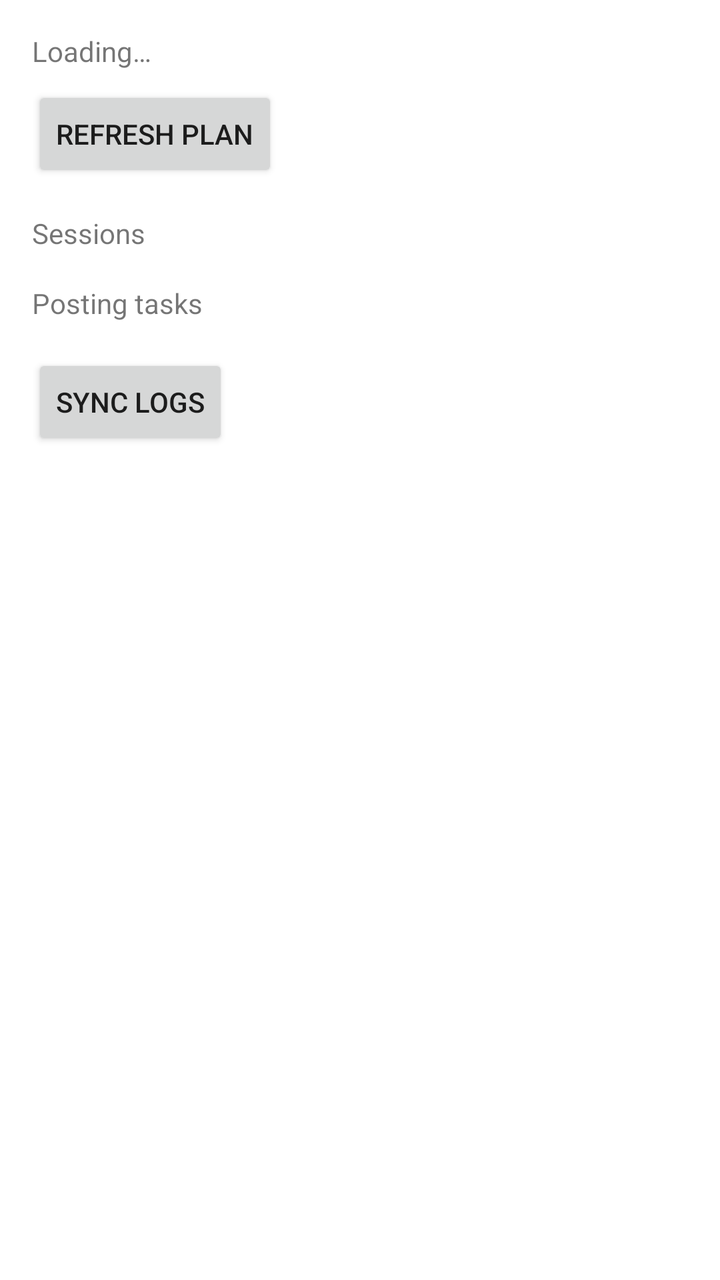
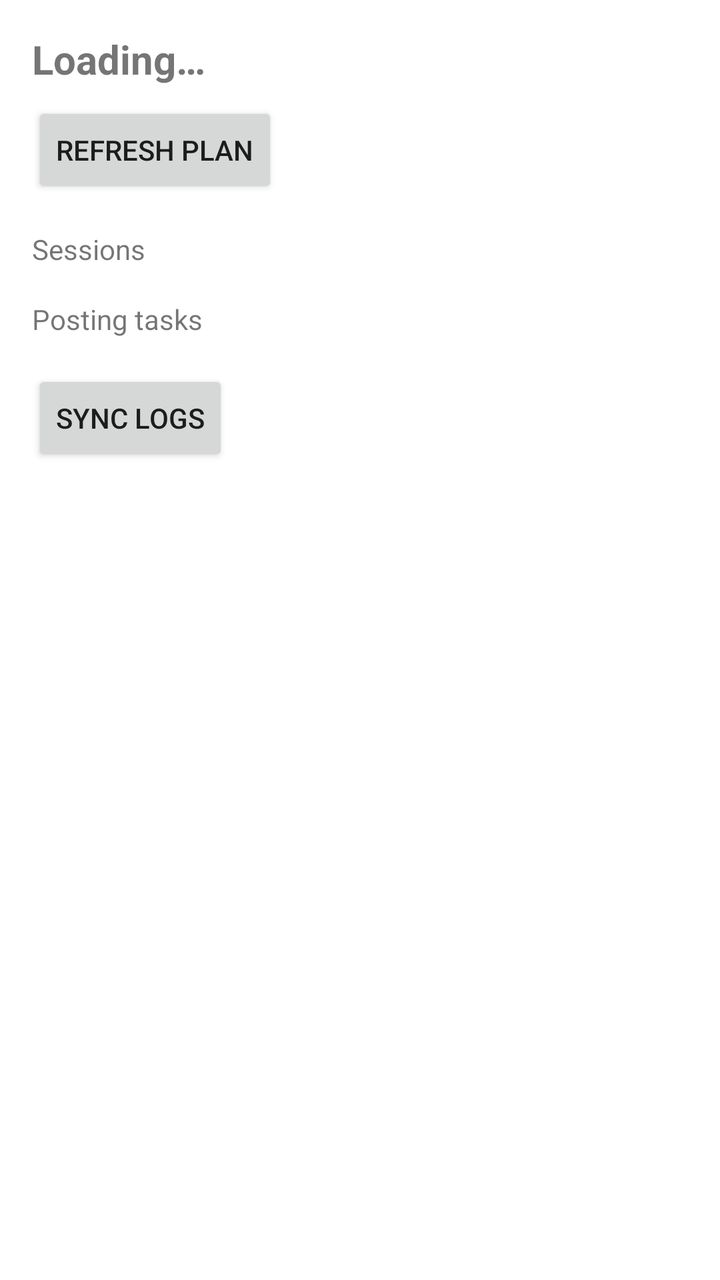

An Android layout rendered at two revisions. The XML below is the earlier revision; the diff shows what the commit changed to produce the second picture.
<!-- AndroidManifest.xml: activity theme Theme.DOS -->
<!-- res/layout/activity_main.xml -->
<?xml version="1.0" encoding="utf-8"?>
<ScrollView xmlns:android="http://schemas.android.com/apk/res/android"
    android:layout_width="match_parent"
    android:layout_height="match_parent"
    android:padding="16dp">

    <LinearLayout
        android:layout_width="match_parent"
        android:layout_height="wrap_content"
        android:orientation="vertical">

        <TextView
            android:id="@+id/plan_content"
            android:layout_width="match_parent"
            android:layout_height="wrap_content"
            android:paddingBottom="8dp"
            android:text="Loading…" />

        <Button
            android:id="@+id/btn_refresh"
            android:layout_width="wrap_content"
            android:layout_height="wrap_content"
            android:text="Refresh plan" />

        <TextView
            android:layout_width="match_parent"
            android:layout_height="wrap_content"
            android:paddingTop="16dp"
            android:text="Sessions" />

        <LinearLayout
            android:id="@+id/sessions_container"
            android:layout_width="match_parent"
            android:layout_height="wrap_content"
            android:orientation="vertical" />

        <TextView
            android:layout_width="match_parent"
            android:layout_height="wrap_content"
            android:paddingTop="16dp"
            android:text="Posting tasks" />

        <LinearLayout
            android:id="@+id/posts_container"
            android:layout_width="match_parent"
            android:layout_height="wrap_content"
            android:orientation="vertical" />

        <Button
            android:id="@+id/btn_sync_logs"
            android:layout_width="wrap_content"
            android:layout_height="wrap_content"
            android:layout_marginTop="16dp"
            android:text="Sync logs" />
    </LinearLayout>
</ScrollView>
<!-- resources referenced by this layout -->
<resources>
  <style name="Theme.DOS" parent="Theme.MaterialComponents.DayNight.NoActionBar">
          <item name="colorPrimary">#2563eb</item>
          <item name="android:statusBarColor">#1e40af</item>
      </style>
</resources>

<!-- the commit's change to res/layout/activity_main.xml (unified diff, before → after) -->
@@ -14,7 +14,9 @@
             android:layout_width="match_parent"
             android:layout_height="wrap_content"
             android:paddingBottom="8dp"
-            android:text="Loading…" />
+            android:text="Loading…"
+            android:textStyle="bold"
+            android:textSize="20sp" />
 
         <Button
             android:id="@+id/btn_refresh"
